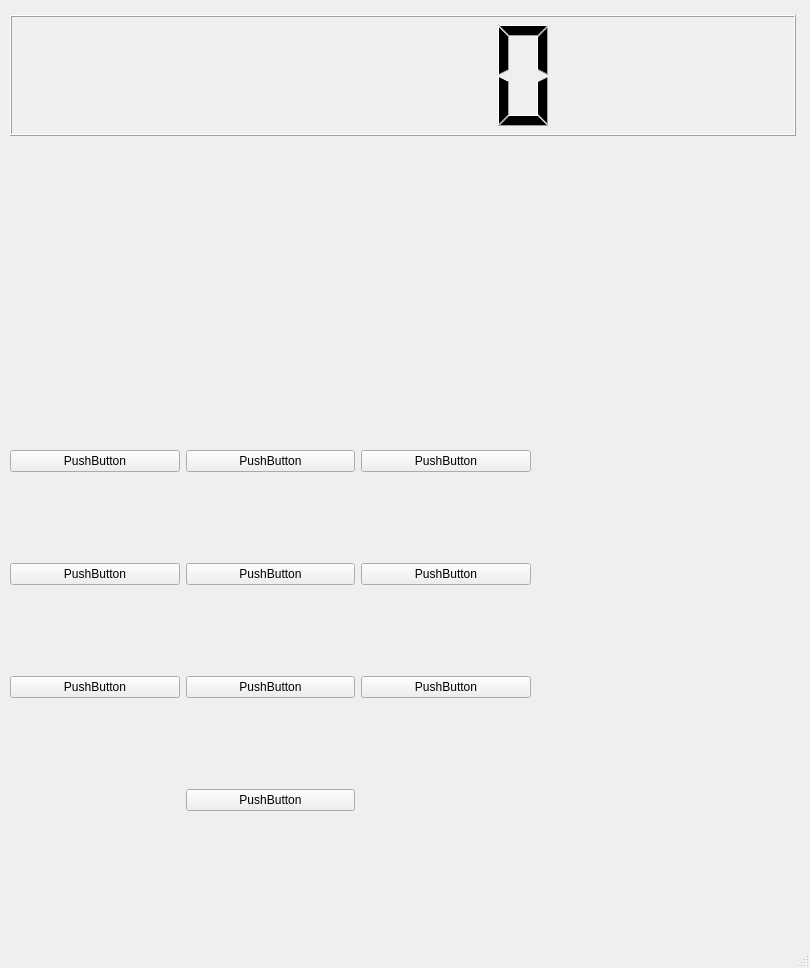
Above: MainWindow.ui from Beziu/Calculator before the change. Below: the same form after it.
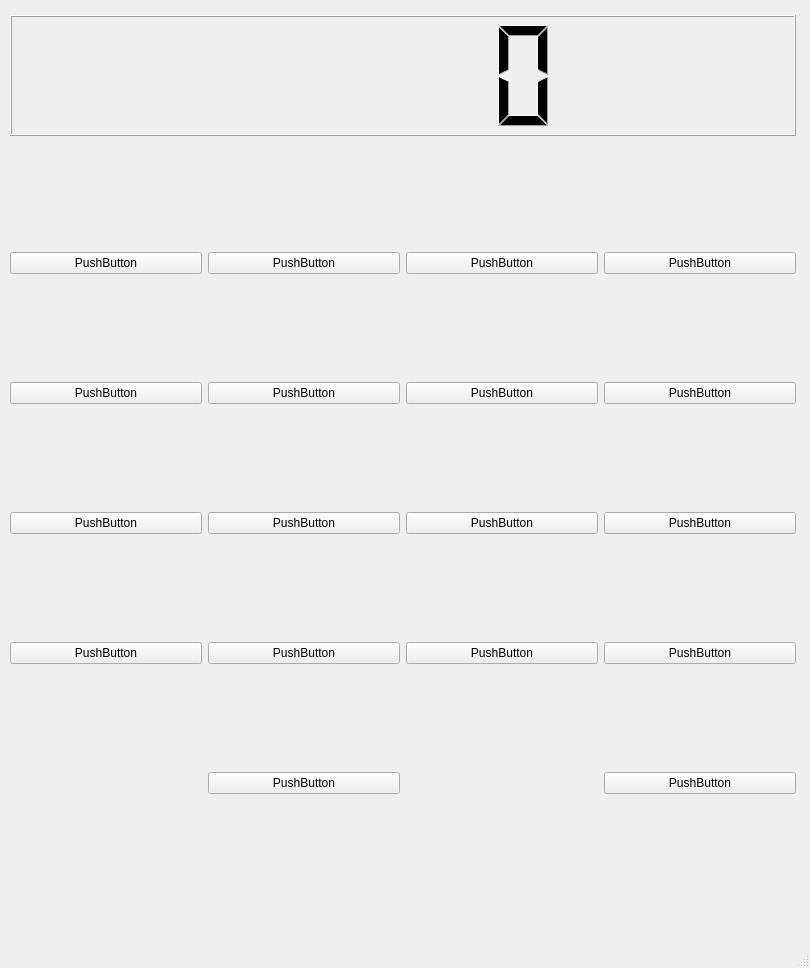
That is the form after the change.

Patch:
```diff
--- a/MainWindow.ui
+++ b/MainWindow.ui
@@ -28,82 +28,138 @@
     <property name="geometry">
      <rect>
       <x>10</x>
-      <y>365</y>
-      <width>521</width>
-      <height>531</height>
+      <y>150</y>
+      <width>786</width>
+      <height>746</height>
      </rect>
     </property>
     <layout class="QGridLayout" name="gridLayout">
-     <item row="1" column="0">
-      <widget class="QPushButton" name="pushButton_2">
-       <property name="text">
-        <string>PushButton</string>
-       </property>
-      </widget>
-     </item>
-     <item row="0" column="1">
-      <widget class="QPushButton" name="pushButton_4">
-       <property name="text">
-        <string>PushButton</string>
-       </property>
-      </widget>
-     </item>
-     <item row="2" column="0">
-      <widget class="QPushButton" name="pushButton_3">
-       <property name="text">
-        <string>PushButton</string>
-       </property>
-      </widget>
-     </item>
      <item row="1" column="1">
-      <widget class="QPushButton" name="pushButton_6">
-       <property name="text">
-        <string>PushButton</string>
-       </property>
-      </widget>
-     </item>
-     <item row="0" column="2">
-      <widget class="QPushButton" name="pushButton_5">
-       <property name="text">
-        <string>PushButton</string>
-       </property>
-      </widget>
-     </item>
-     <item row="2" column="2">
-      <widget class="QPushButton" name="pushButton_8">
+      <widget class="QPushButton" name="pushButton_4">
        <property name="text">
         <string>PushButton</string>
        </property>
       </widget>
      </item>
      <item row="2" column="1">
+      <widget class="QPushButton" name="pushButton_6">
+       <property name="text">
+        <string>PushButton</string>
+       </property>
+      </widget>
+     </item>
+     <item row="3" column="0">
+      <widget class="QPushButton" name="pushButton_3">
+       <property name="text">
+        <string>PushButton</string>
+       </property>
+      </widget>
+     </item>
+     <item row="3" column="1">
       <widget class="QPushButton" name="pushButton_9">
        <property name="text">
         <string>PushButton</string>
        </property>
       </widget>
      </item>
-     <item row="1" column="2">
-      <widget class="QPushButton" name="pushButton_7">
-       <property name="text">
-        <string>PushButton</string>
-       </property>
-      </widget>
-     </item>
-     <item row="0" column="0">
+     <item row="1" column="0">
       <widget class="QPushButton" name="pushButton">
        <property name="text">
         <string>PushButton</string>
        </property>
       </widget>
      </item>
-     <item row="3" column="1">
+     <item row="1" column="3">
+      <widget class="QPushButton" name="pushButton_11">
+       <property name="text">
+        <string>PushButton</string>
+       </property>
+      </widget>
+     </item>
+     <item row="2" column="2">
+      <widget class="QPushButton" name="pushButton_7">
+       <property name="text">
+        <string>PushButton</string>
+       </property>
+      </widget>
+     </item>
+     <item row="4" column="1">
       <widget class="QPushButton" name="pushButton_10">
        <property name="text">
         <string>PushButton</string>
        </property>
       </widget>
      </item>
+     <item row="2" column="0">
+      <widget class="QPushButton" name="pushButton_2">
+       <property name="text">
+        <string>PushButton</string>
+       </property>
+      </widget>
+     </item>
+     <item row="1" column="2">
+      <widget class="QPushButton" name="pushButton_5">
+       <property name="text">
+        <string>PushButton</string>
+       </property>
+      </widget>
+     </item>
+     <item row="3" column="2">
+      <widget class="QPushButton" name="pushButton_8">
+       <property name="text">
+        <string>PushButton</string>
+       </property>
+      </widget>
+     </item>
+     <item row="0" column="0">
+      <widget class="QPushButton" name="pushButton_12">
+       <property name="text">
+        <string>PushButton</string>
+       </property>
+      </widget>
+     </item>
+     <item row="0" column="1">
+      <widget class="QPushButton" name="pushButton_13">
+       <property name="text">
+        <string>PushButton</string>
+       </property>
+      </widget>
+     </item>
+     <item row="0" column="2">
+      <widget class="QPushButton" name="pushButton_14">
+       <property name="text">
+        <string>PushButton</string>
+       </property>
+      </widget>
+     </item>
+     <item row="0" column="3">
+      <widget class="QPushButton" name="pushButton_15">
+       <property name="text">
+        <string>PushButton</string>
+       </property>
+      </widget>
+     </item>
+     <item row="2" column="3">
+      <widget class="QPushButton" name="pushButton_16">
+       <property name="text">
+        <string>PushButton</string>
+       </property>
+      </widget>
+     </item>
+     <item row="3" column="3">
+      <widget class="QPushButton" name="pushButton_17">
+       <property name="text">
+        <string>PushButton</string>
+       </property>
+      </widget>
+     </item>
+     <item row="4" column="3">
+      <widget class="QPushButton" name="pushButton_18">
+       <property name="text">
+        <string>PushButton</string>
+       </property>
+      </widget>
+     </item>
     </layout>
    </widget>
   </widget>
```
Left out of the diff: 2 changed lines with no effect on the pictures.
